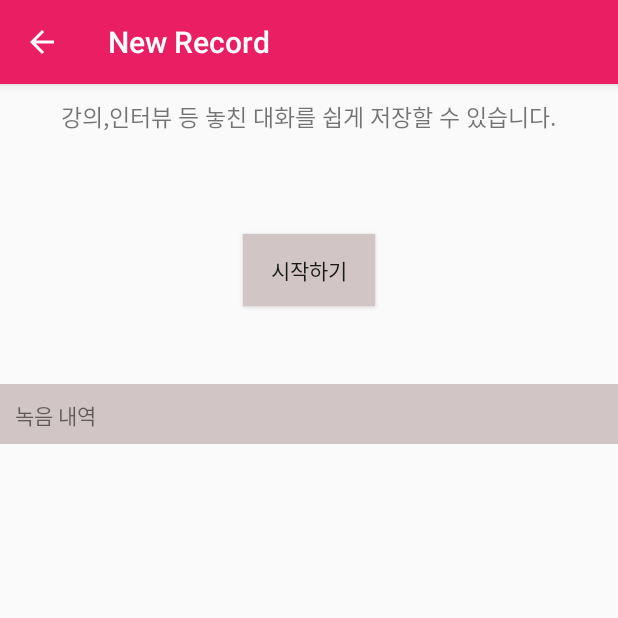
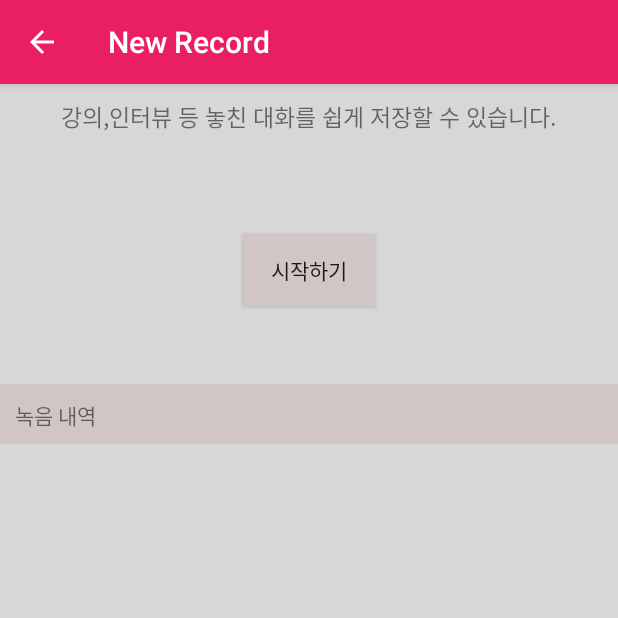
Before and after one commit to nice295/Memo, an Android app: the NewRecordActivity screen opened directly, with no data from a screen before it, on a phone screen of 412 x 824 dp, the top half of it. Run offline under Robolectric (Android 15) with nearby library versions, the phone set to English and light mode, and no system bars.

Commit message:
Jaewoo_160823

```diff
--- /dev/null
+++ b/Android/app/src/main/res/drawable/progress_large.xml
@@ -0,0 +1,6 @@
+<?xml version="1.0" encoding="utf-8"?>
+<animated-rotate xmlns:android="http://schemas.android.com/apk/res/android"
+
+    android:drawable="@drawable/ic_autorenew_black_24dp"
+    android:pivotX="50%"
+    android:pivotY="50%"/>
--- a/Android/app/src/main/res/layout/activity_new_record.xml
+++ b/Android/app/src/main/res/layout/activity_new_record.xml
@@ -5,7 +5,8 @@
     android:layout_height="match_parent"
     xmlns:app="http://schemas.android.com/apk/res-auto"
     android:id="@+id/record_main"
-    tools:context="com.nice295.memo.NewRecordActivity">
+    tools:context="com.nice295.memo.NewRecordActivity"
+    android:background="#D7D7D7">
 
     <TextView
         android:layout_width="wrap_content"
@@ -58,7 +59,7 @@
 
     <ProgressBar
         style="?android:attr/progressBarStyleSmall"
-        android:indeterminateDrawable="@drawable/ic_autorenew_black_24dp"
+        android:indeterminateDrawable="@drawable/progress_large"
         android:layout_width="wrap_content"
         android:layout_height="wrap_content"
         android:id="@+id/progressbar"
```
